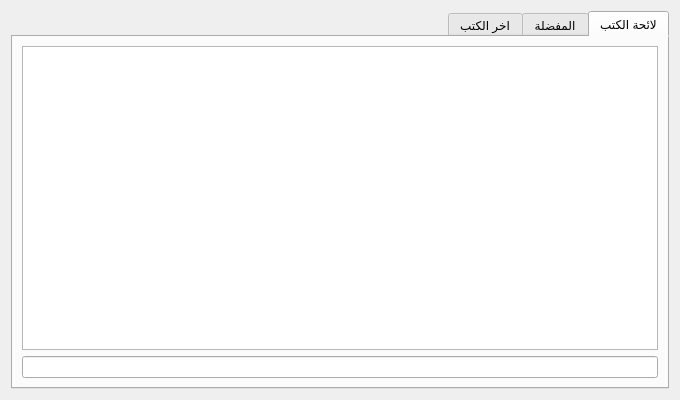
The window that src/bookslistbrowser.ui (boussouira/moltaqa) describes before a commit, drawn with Qt 5.
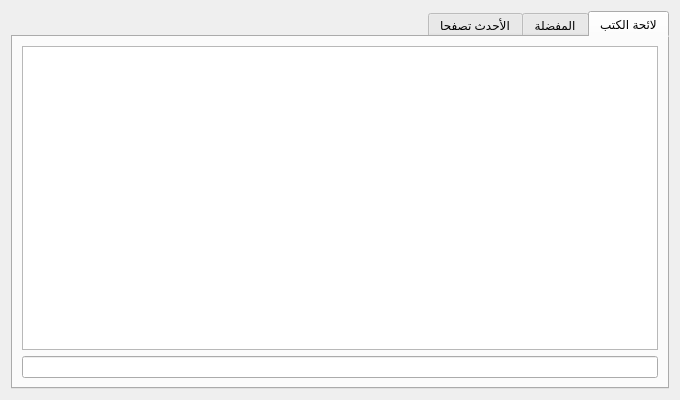
The same window after the commit. Custom widgets are drawn as their Qt base class.

Commit message: Make an arabic text more clear

```diff
--- a/src/bookslistbrowser.ui
+++ b/src/bookslistbrowser.ui
@@ -82,7 +82,7 @@
      </widget>
      <widget class="QWidget" name="tab_3">
       <attribute name="title">
-       <string>اخر الكتب</string>
+       <string>الأحدث تصفحا</string>
       </attribute>
       <layout class="QVBoxLayout" name="verticalLayout_4">
        <item>
```
The commit also changes 1 other file.
